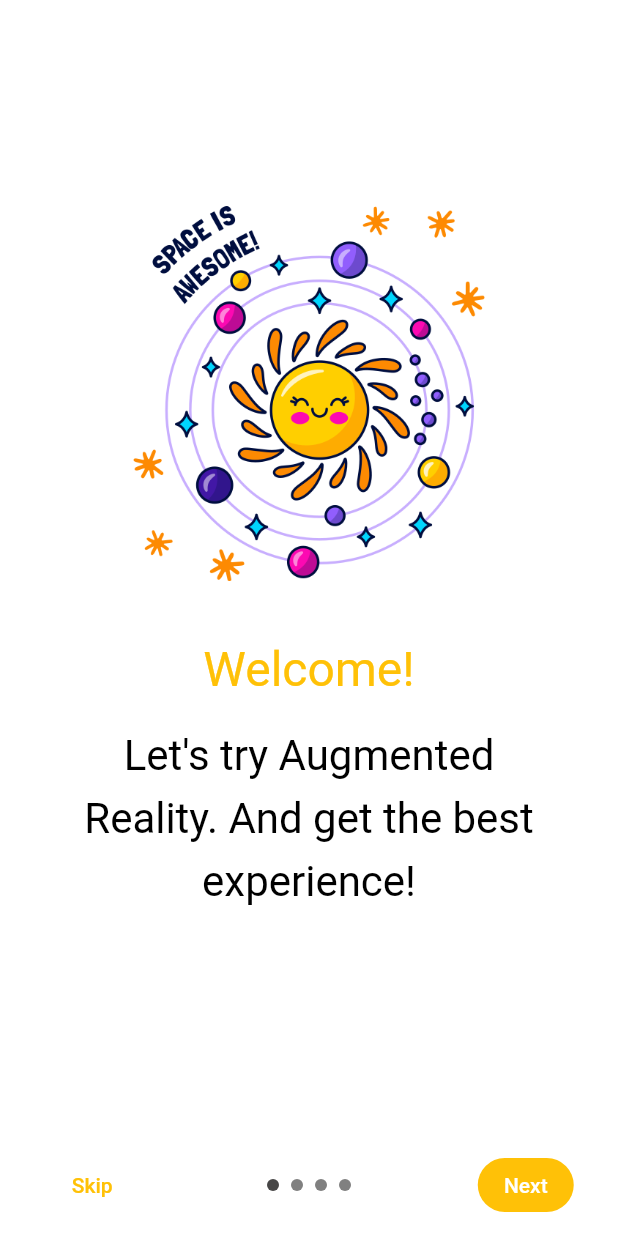
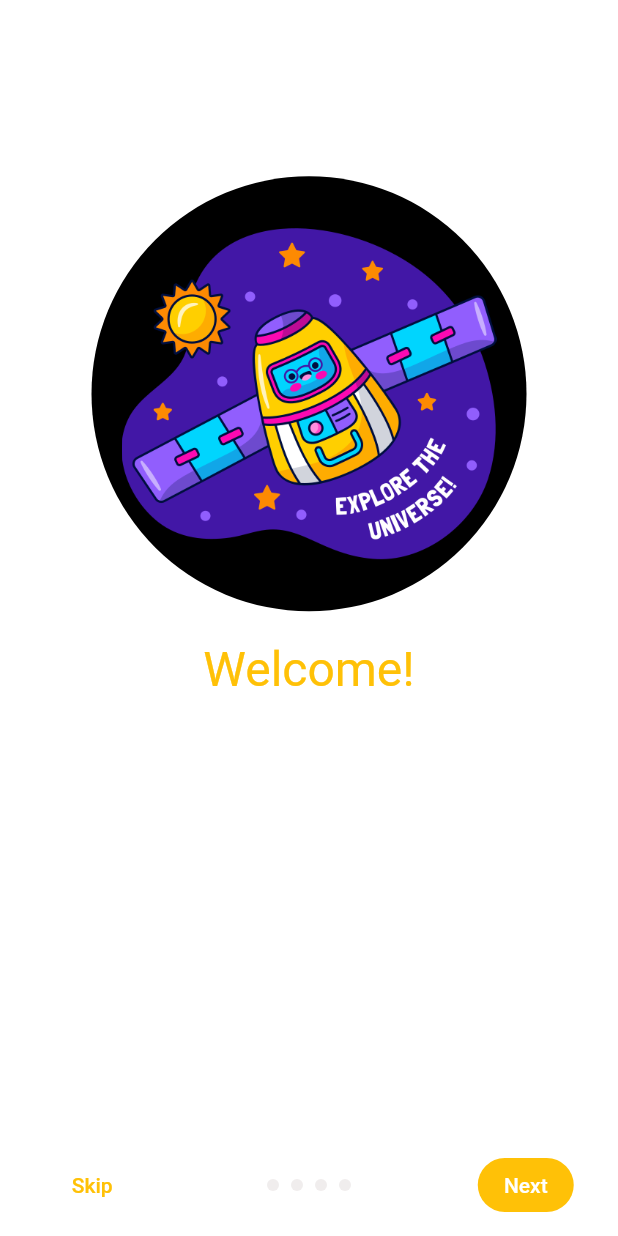
Before and after one commit to BaiDom/stAR., a Flutter app: the screen it shows after launch, on a phone screen of 412 x 824 dp. Run offline on Flutter 3.47's test engine with Material 2 defaults, Android fonts, the phone set to English and light mode, and no system bars; drawn by our look-alikes of intro_slider; our stand-ins replace gallery_saver, geocoding, geolocator; missing offline and left inert: ar_flutter_plugin.

Commit message:
This commit will edit the app name to stAR and update the background and stickers of slider screen

```diff
--- a/lib/intro-slideScreen.dart
+++ b/lib/intro-slideScreen.dart
@@ -66,7 +66,7 @@ class IntroSliderPageState extends State<IntroSliderPage> {
                   padding: const EdgeInsets.all(20),
                   decoration: const BoxDecoration(
                     shape: BoxShape.circle,
-                    color: Colors.white,
+                    color: Colors.black,
                   ),
                   child: Image.asset(
                     currentSlide.pathImage.toString(),
@@ -94,7 +94,7 @@ class IntroSliderPageState extends State<IntroSliderPage> {
                   child: Text(
                     currentSlide.description.toString(),
                     style: const TextStyle(
-                      color: Color.fromARGB(255, 0, 0, 0),
+                      color: Color.fromARGB(255, 255, 255, 255),
                       fontSize: 28,
                       height: 1.5,
                     ),
@@ -115,7 +115,7 @@ class IntroSliderPageState extends State<IntroSliderPage> {
   @override
   Widget build(BuildContext context) {
     return IntroSlider(
-      backgroundColorAllSlides: Color.fromARGB(255, 255, 255, 255),
+      backgroundColorAllSlides: Color.fromARGB(0, 0, 0, 0),
       renderSkipBtn: const Text(
         "Skip",
         style: TextStyle(color: Colors.amber),
@@ -129,7 +129,9 @@ class IntroSliderPageState extends State<IntroSliderPage> {
         style: TextStyle(color: Colors.white),
       ),
       colorDoneBtn: Colors.amber,
-      colorActiveDot: Color.fromARGB(255, 71, 70, 70),
+      colorActiveDot: Color.fromARGB(255, 240, 237, 237),
+      colorPrevBtn: Color.fromARGB(255, 240, 237, 237),
+      colorDot:  Color.fromARGB(255, 240, 237, 237),
       sizeDot: 8.0,
       typeDotAnimation: dotSliderAnimation.SIZE_TRANSITION,
       listCustomTabs: renderListCustomTabs(),
```
Also changed, not shown: assets/images/solarsystem.png, assets/images/space.png, assets/images/virtualreality.png, 1 other file.
